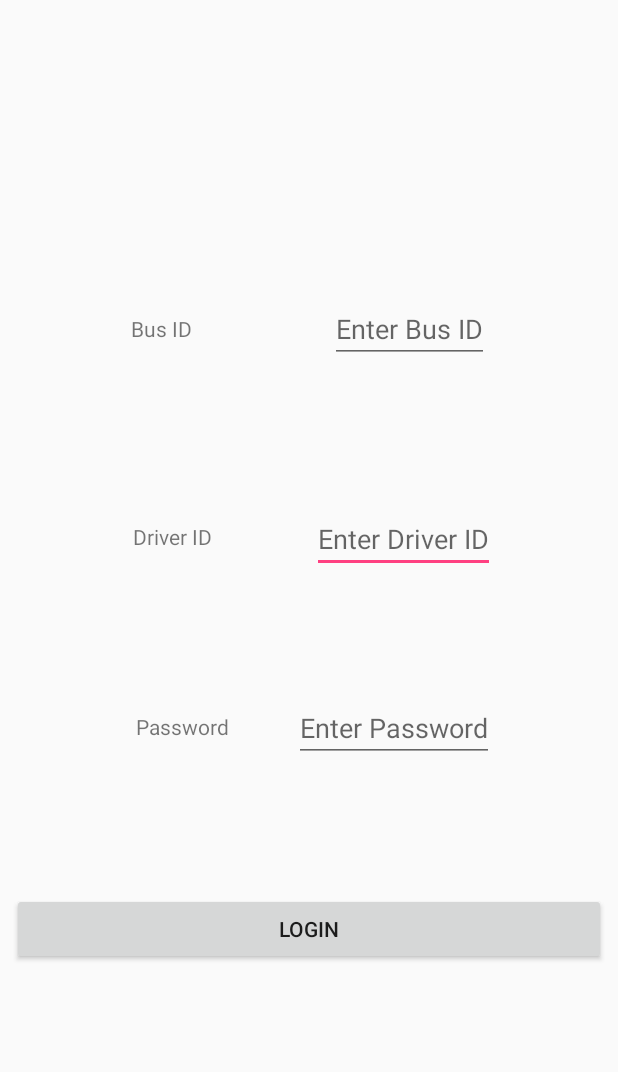
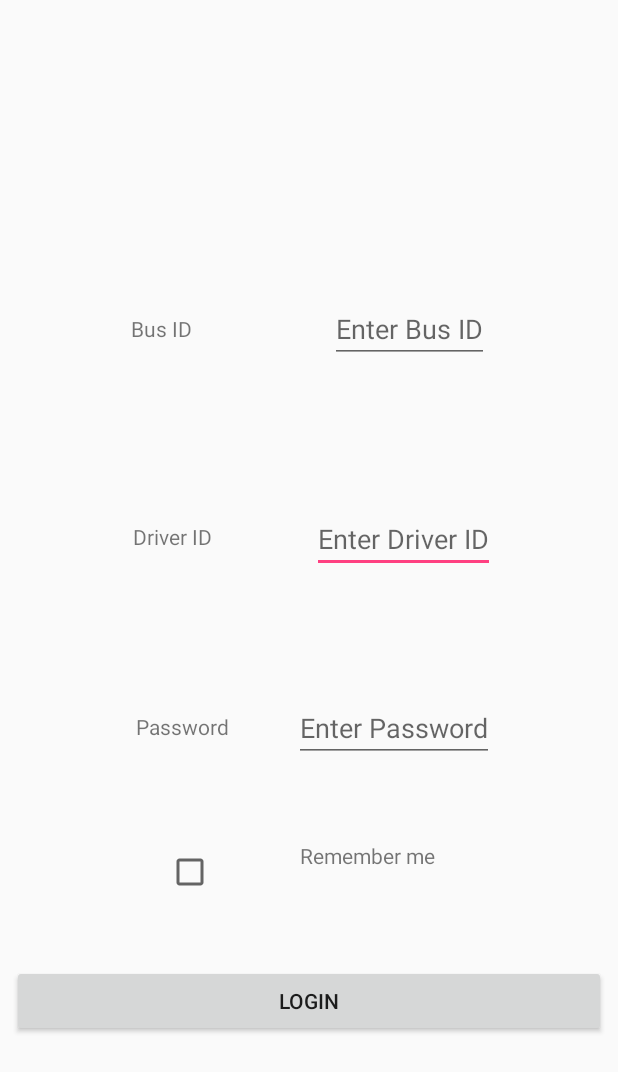
Before and after one commit to Tuong-Nguyen/PreparationEduLog, an Android app: the LoginActivity screen opened directly, with no data from a screen before it, on a phone screen of 412 x 824 dp. Shown: the top 1072 px of the screen. Run offline under Robolectric (Android 15) with nearby library versions, the phone set to English and light mode, and no system bars; our stand-ins replace RxJava.

Commit message:
- Saving login credentials(busId, driverId, password) through remember me checkbox

```diff
--- a/LayoutDemo/app/src/main/java/edu/h2/layoutdemo/login/Driver.java
+++ b/LayoutDemo/app/src/main/java/edu/h2/layoutdemo/login/models/Driver.java
@@ -1,4 +1,4 @@
-package edu.h2.layoutdemo.login;
+package edu.h2.layoutdemo.login.models;
 
 /**
  * Created by ntmhanh on 6/12/2017.
--- a/LayoutDemo/app/src/main/java/edu/h2/layoutdemo/login/presenter/LoginPresenterImplement.java
+++ b/LayoutDemo/app/src/main/java/edu/h2/layoutdemo/login/presenter/LoginPresenterImplement.java
@@ -2,7 +2,7 @@ package edu.h2.layoutdemo.login.presenter;
 
 import java.lang.ref.WeakReference;
 
-import edu.h2.layoutdemo.login.Driver;
+import edu.h2.layoutdemo.login.models.Driver;
 import edu.h2.layoutdemo.login.usecase.DriverAuthenticateUseCase;
 import io.reactivex.observers.DisposableObserver;
 
@@ -39,7 +39,7 @@ public class LoginPresenterImplement implements LoginPresenter.LoginPresenterOpt
     private final class AuthenticateObserver extends DisposableObserver<Driver> {
         @Override
         public void onNext(Driver driver) {
-            onLogin(driver);
+            onLogin(driver, params);
         }
 
         @Override
@@ -56,7 +56,7 @@ public class LoginPresenterImplement implements LoginPresenter.LoginPresenterOpt
      * verify information between driver get from server by driverId and from screen
      * @param driver
      */
-    private void onLogin(Driver driver) {
+    public void onLogin(Driver driver, DriverAuthenticateUseCase.Params params) {
         if (driver.getBusId().equals(params.busId) && driver.getPassword().equals(params.password)){
             mView.get().showLoginSuccess();
         }else {
--- a/LayoutDemo/app/src/main/java/edu/h2/layoutdemo/login/repositories/DriverRepository.java
+++ b/LayoutDemo/app/src/main/java/edu/h2/layoutdemo/login/repositories/DriverRepository.java
@@ -1,7 +1,7 @@
 package edu.h2.layoutdemo.login.repositories;
 
 
-import edu.h2.layoutdemo.login.Driver;
+import edu.h2.layoutdemo.login.models.Driver;
 import io.reactivex.Observable;
 
 /**
--- a/LayoutDemo/app/src/main/java/edu/h2/layoutdemo/login/repositories/IDriverRepository.java
+++ b/LayoutDemo/app/src/main/java/edu/h2/layoutdemo/login/repositories/IDriverRepository.java
@@ -1,7 +1,7 @@
 package edu.h2.layoutdemo.login.repositories;
 
 
-import edu.h2.layoutdemo.login.Driver;
+import edu.h2.layoutdemo.login.models.Driver;
 import io.reactivex.Observable;
 
 /**
--- a/LayoutDemo/app/src/main/java/edu/h2/layoutdemo/login/usecase/DriverAuthenticateUseCase.java
+++ b/LayoutDemo/app/src/main/java/edu/h2/layoutdemo/login/usecase/DriverAuthenticateUseCase.java
@@ -1,6 +1,6 @@
 package edu.h2.layoutdemo.login.usecase;
 
-import edu.h2.layoutdemo.login.Driver;
+import edu.h2.layoutdemo.login.models.Driver;
 import edu.h2.layoutdemo.login.repositories.DriverRepository;
 import io.reactivex.Observable;
 import io.reactivex.observers.DisposableObserver;
--- a/LayoutDemo/app/src/main/java/edu/h2/layoutdemo/login/view/LoginActivity.java
+++ b/LayoutDemo/app/src/main/java/edu/h2/layoutdemo/login/view/LoginActivity.java
@@ -1,13 +1,17 @@
 package edu.h2.layoutdemo.login.view;
 
+import android.content.SharedPreferences;
 import android.os.Bundle;
 import android.support.v7.app.AppCompatActivity;
 import android.view.View;
 import android.widget.Button;
+import android.widget.CheckBox;
 import android.widget.EditText;
 import android.widget.Toast;
 
 import edu.h2.layoutdemo.R;
+import edu.h2.layoutdemo.login.domain.EventServiceImplement;
+import edu.h2.layoutdemo.login.models.Event;
 import edu.h2.layoutdemo.login.presenter.LoginPresenter;
 import edu.h2.layoutdemo.login.presenter.LoginPresenterImplement;
 import edu.h2.layoutdemo.login.repositories.DriverRepository;
@@ -22,6 +26,10 @@ public class LoginActivity extends AppCompatActivity implements LoginPresenter.R
     private String busId;
     private String driverId;
     private String password;
+    private CheckBox saveLoginCheckBox;
+    private SharedPreferences loginPreferences;
+    private SharedPreferences.Editor loginPrefsEditor;
+    private Boolean saveLogin;
 
     @Override
     protected void onCreate(Bundle savedInstanceState) {
@@ -39,12 +47,46 @@ public class LoginActivity extends AppCompatActivity implements LoginPresenter.R
 
         presenter = new LoginPresenterImplement(this, driverAuthenticateUseCase);
 
+        saveLoginCheckBox = (CheckBox)findViewById(R.id.rememberMe);
+
+        //Create SharedPreferences
+        loginPreferences = getSharedPreferences("loginPrefs", MODE_PRIVATE);
+
+        loginPrefsEditor = loginPreferences.edit();
+
+        saveLogin = loginPreferences.getBoolean("saveLogin", false);
+
+        if (saveLogin == true) {
+           // Retrieve data from preference and set text
+            etBusId.setText(loginPreferences.getString("busId", ""));
+            etDriverId.setText(loginPreferences.getString("driverId", ""));
+            etPassword.setText(loginPreferences.getString("password", ""));
+            saveLoginCheckBox.setChecked(true);
+            onLogged();
+        }
         btnLogin.setOnClickListener(new View.OnClickListener() {
             @Override
             public void onClick(View v) {
                 busId = etBusId.getText().toString();
                 driverId = etDriverId.getText().toString();
                 password = etPassword.getText().toString();
+                if (saveLoginCheckBox.isChecked()) {
+                    ///Setting values in Preference:
+                    loginPrefsEditor.putBoolean("saveLogin", true);
+                    loginPrefsEditor.putString("busId", busId);
+                    loginPrefsEditor.putString("driverId", driverId);
+                    loginPrefsEditor.putString("password", password);
+                    // Save the changes in SharedPreferences
+                    loginPrefsEditor.commit();  // commit changes
+                } else {
+                    loginPrefsEditor.clear();
+                    loginPrefsEditor.commit(); // commit changes
+                }
+
+                // Sent event login
+                EventServiceImplement eventServiceImplement = new EventServiceImplement();
+                eventServiceImplement.sentEvent(Event.LOG_IN);
+
                 presenter.validateCredentials(busId, driverId, password);
             }
         });
@@ -66,5 +108,8 @@ public class LoginActivity extends AppCompatActivity implements LoginPresenter.R
     public void showLoginFail() {
         Toast.makeText(this, "Login is not successful", Toast.LENGTH_SHORT).show();
     }
+    public void onLogged(){
+        Toast.makeText(this, "You were logged", Toast.LENGTH_SHORT).show();
+    }
 
 }
--- a/LayoutDemo/app/src/main/res/layout/activity_login.xml
+++ b/LayoutDemo/app/src/main/res/layout/activity_login.xml
@@ -103,10 +103,39 @@
         app:layout_constraintBottom_toBottomOf="parent"
         app:layout_constraintTop_toTopOf="parent"
         android:layout_marginTop="8dp"
-        app:layout_constraintVertical_bias="0.773"
+        app:layout_constraintVertical_bias="0.836"
         app:layout_constraintStart_toStartOf="parent"
         android:layout_marginStart="8dp"
         android:layout_marginEnd="8dp"
-        app:layout_constraintEnd_toEndOf="parent" />
+        app:layout_constraintEnd_toEndOf="parent"
+        app:layout_constraintHorizontal_bias="0.0" />
+    <CheckBox
+        android:layout_width="wrap_content"
+        android:layout_height="wrap_content"
+        android:id="@+id/rememberMe"
+        app:layout_constraintEnd_toEndOf="parent"
+        android:layout_marginEnd="8dp"
+        app:layout_constraintStart_toStartOf="parent"
+        android:layout_marginStart="8dp"
+        app:layout_constraintBottom_toBottomOf="parent"
+        android:layout_marginBottom="8dp"
+        app:layout_constraintTop_toTopOf="parent"
+        android:layout_marginTop="8dp"
+        app:layout_constraintHorizontal_bias="0.282"
+        app:layout_constraintVertical_bias="0.718" />
+    <TextView
+        android:layout_width="wrap_content"
+        android:layout_height="wrap_content"
+        android:text="Remember me"
+        app:layout_constraintEnd_toEndOf="parent"
+        android:layout_marginEnd="8dp"
+        app:layout_constraintStart_toStartOf="parent"
+        android:layout_marginStart="8dp"
+        app:layout_constraintBottom_toBottomOf="parent"
+        android:layout_marginBottom="8dp"
+        app:layout_constraintTop_toTopOf="parent"
+        android:layout_marginTop="8dp"
+        app:layout_constraintHorizontal_bias="0.628"
+        app:layout_constraintVertical_bias="0.701" />
 
 </android.support.constraint.ConstraintLayout>
```
Also changed, not shown: 1 other file.
